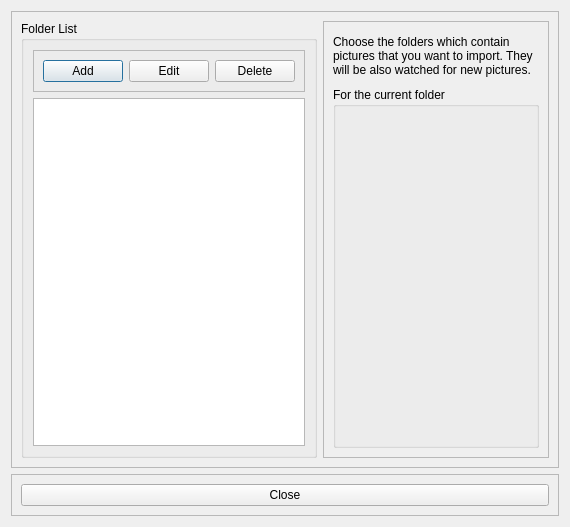
This is src/imagius/ui/foldermanager.ui in juliendz/imagius as Qt 5 draws it before an edit. The edited form follows.
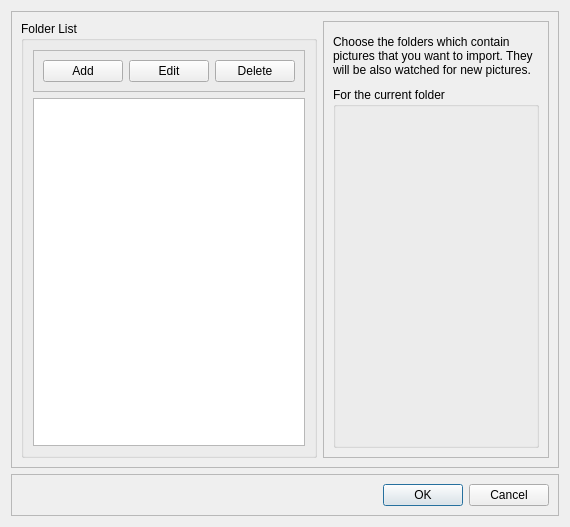
This is the edited form.

Commit message: * Delete meta entries on deleting a watched folder * Run watcher after accepting folder manager dialog

```diff
--- a/src/imagius/ui/foldermanager.ui
+++ b/src/imagius/ui/foldermanager.ui
@@ -150,9 +150,9 @@
      </property>
      <layout class="QVBoxLayout" name="verticalLayout_2">
       <item>
-       <widget class="QPushButton" name="btn_Close">
-        <property name="text">
-         <string>Close</string>
+       <widget class="QDialogButtonBox" name="btnbox_acceptcancel">
+        <property name="standardButtons">
+         <set>QDialogButtonBox::Cancel|QDialogButtonBox::Ok</set>
         </property>
        </widget>
       </item>
```
The commit also changes 6 other files.
